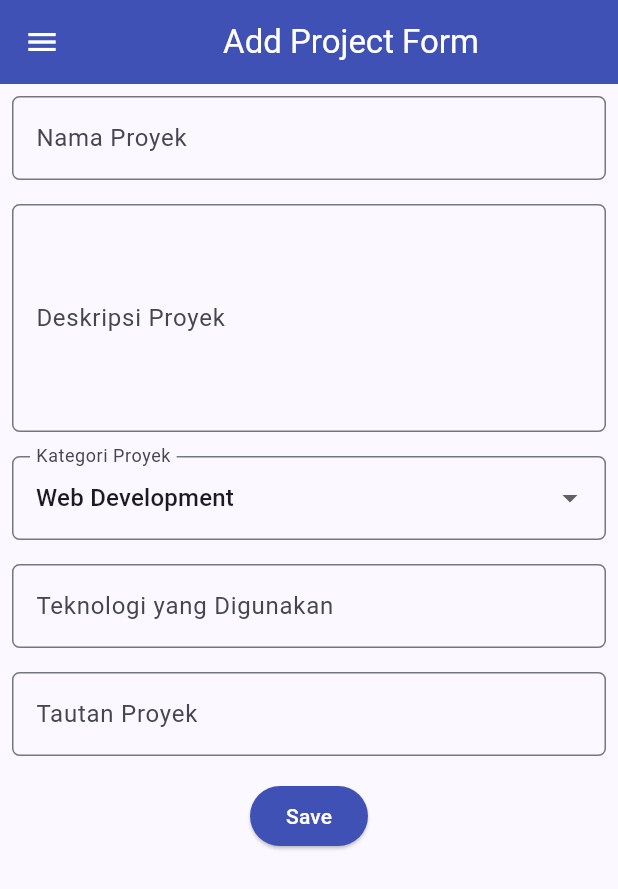
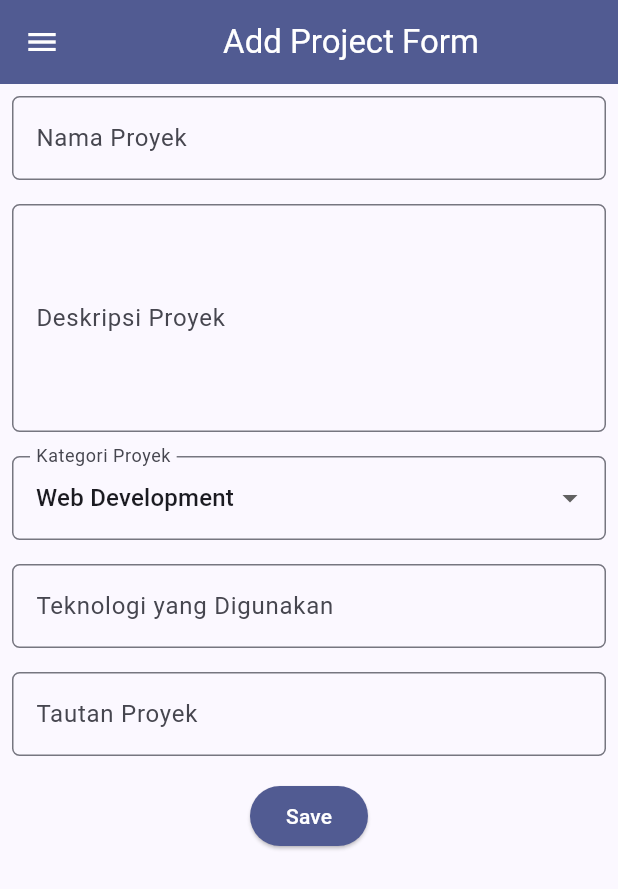
Before and after one commit to fikrioktos/myportofolio_mobile, a Flutter app: the screen it shows after launch, in the side drawer, after a tap on "Add Project", on a phone screen of 412 x 824 dp. Shown: the top 889 px of the screen. Run offline on Flutter 3.47's test engine with Material 3 defaults, Android fonts, the phone set to English and light mode, and no system bars.

Commit message:
style(theme): seragamkan warna form proyek ke colorScheme
Ganti Colors.indigo hardcode pada AppBar dan tombol Simpan dengan Theme.of(context).colorScheme.primary, sama seperti menu.

```diff
--- a/lib/screens/project_form.dart
+++ b/lib/screens/project_form.dart
@@ -32,7 +32,7 @@ class _ProjectFormPageState extends State<ProjectFormPage> {
             'Add Project Form',
           ),
         ),
-        backgroundColor: Colors.indigo,
+        backgroundColor: Theme.of(context).colorScheme.primary,
         foregroundColor: Colors.white,
       ),
       drawer: const LeftDrawer(),
@@ -158,7 +158,7 @@ class _ProjectFormPageState extends State<ProjectFormPage> {
                   padding: const EdgeInsets.all(8.0),
                   child: ElevatedButton(
                     style: ButtonStyle(
-                      backgroundColor: WidgetStateProperty.all(Colors.indigo),
+                      backgroundColor: WidgetStateProperty.all(Theme.of(context).colorScheme.primary),
                     ),
                     onPressed: () {
                       if (_formKey.currentState!.validate()) {
```
